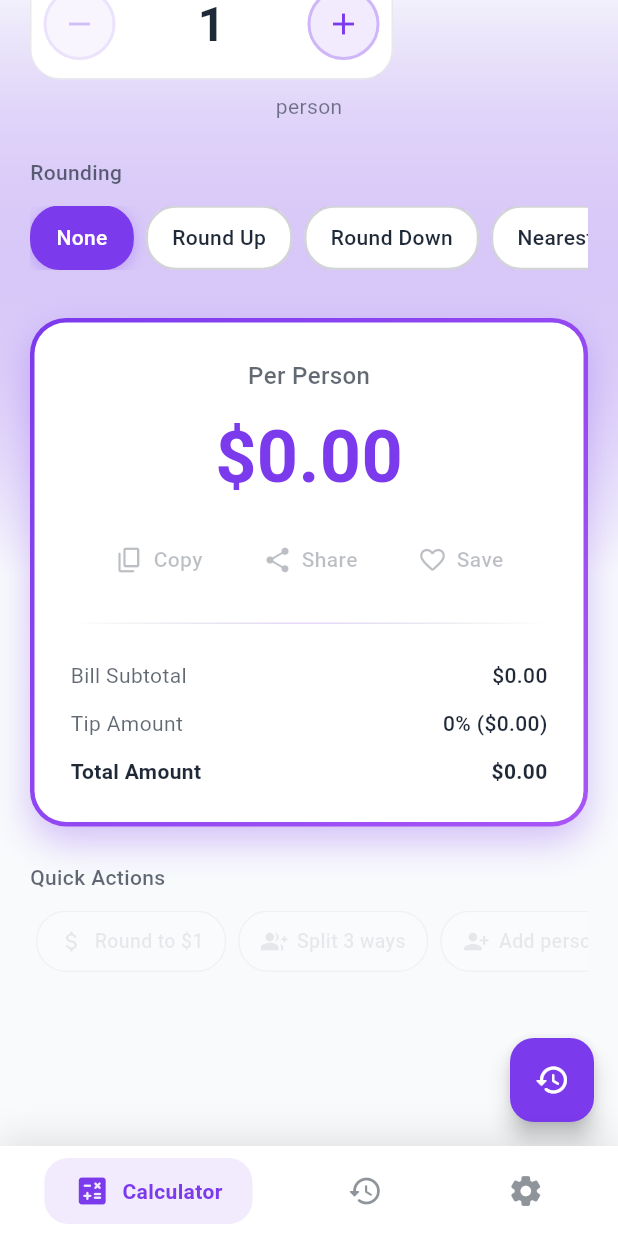
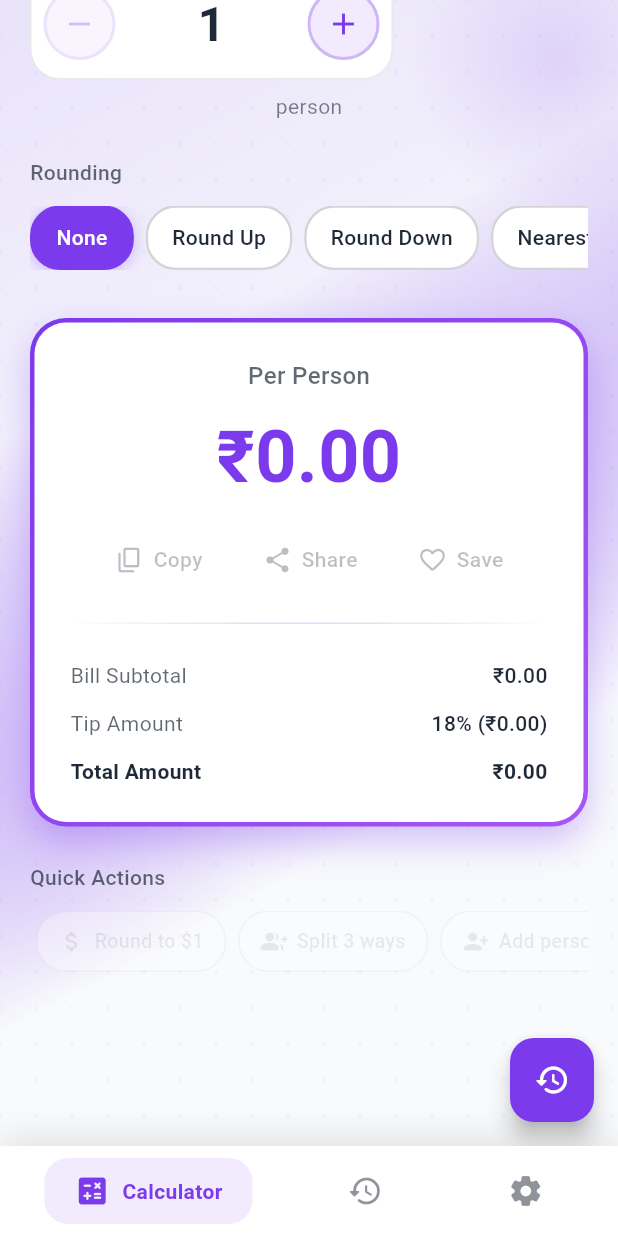
Before and after one commit to govindtank/flutter-tip-calculator, a Flutter app: the screen it shows after launch, scrolled down 402 dp, on a phone screen of 412 x 824 dp. Run offline on Flutter 3.47's test engine with Material 3 defaults, Android fonts, the phone set to English and light mode, and no system bars; our stand-ins replace share_plus, shared_preferences.

Commit message:
feat: INR default, 0% tip, decorative background, settings button fix, always-show results
- Default currency changed from USD to INR (₹)
- Added 0% tip preset + slider min updated to 0%
- Settings button now properly navigates to settings tab
- Results card always visible (even at ₹0 bill)
- Added rich 4-layer background: gradient, floating radial circles, dot grid

```diff
--- a/lib/models/app_settings.dart
+++ b/lib/models/app_settings.dart
@@ -13,7 +13,7 @@
     this.themeId = 'violet',
     this.defaultTipPercentage = 18,
     this.defaultNumberOfPeople = 1,
-    this.defaultCurrencyCode = 'USD',
+    this.defaultCurrencyCode = 'INR',
     this.defaultRounding = RoundingOption.none,
   });
 
@@ -52,7 +52,7 @@
       themeId: json['themeId'] as String? ?? 'violet',
       defaultTipPercentage: json['defaultTipPercentage'] as int? ?? 18,
       defaultNumberOfPeople: json['defaultNumberOfPeople'] as int? ?? 1,
-      defaultCurrencyCode: json['defaultCurrencyCode'] as String? ?? 'USD',
+      defaultCurrencyCode: json['defaultCurrencyCode'] as String? ?? 'INR',
       defaultRounding: RoundingOption.values[json['defaultRounding'] as int? ?? 0],
     );
   }
--- a/lib/pages/home_page.dart
+++ b/lib/pages/home_page.dart
@@ -6,11 +6,13 @@
 class HomePage extends StatefulWidget {
   final Currency currency;
   final VoidCallback onNavigateToHistory;
+  final VoidCallback onNavigateToSettings;
 
   const HomePage({
     super.key,
     required this.currency,
     required this.onNavigateToHistory,
+    required this.onNavigateToSettings,
   });
 
   @override
@@ -31,16 +33,13 @@
   }
 
   void _calculate() {
-    if (_billAmount > 0) {
+    // Always calculate — show results even when bill is 0
     _calculation = TipCalculation.calculate(
       billAmount: _billAmount,
       tipPercentage: _tipPercentage,
       numberOfPeople: _numberOfPeople,
       rounding: _rounding,
     );
-    } else {
-      _calculation = null;
-    }
     setState(() {});
   }
 
@@ -78,19 +77,73 @@
     final primaryColor = theme.colorScheme.primary;
 
     return Scaffold(
-      body: Container(
+      body: Stack(
+        children: [
+          // ── Layer 1: Rich gradient background ──
+          Container(
             decoration: BoxDecoration(
               gradient: LinearGradient(
-            begin: Alignment.topCenter,
-            end: Alignment.bottomCenter,
+                begin: Alignment.topLeft,
+                end: Alignment.bottomRight,
+                stops: const [0.0, 0.3, 0.7, 1.0],
                 colors: [
+                  primaryColor.withOpacity(0.12),
                   primaryColor.withOpacity(0.05),
                   theme.scaffoldBackgroundColor,
                   theme.scaffoldBackgroundColor,
                 ],
               ),
             ),
-        child: SafeArea(
+          ),
+
+          // ── Layer 2: Decorative floating circles ──
+          Positioned(
+            top: -60,
+            right: -60,
+            child: Container(
+              width: 200,
+              height: 200,
+              decoration: BoxDecoration(
+                shape: BoxShape.circle,
+                gradient: RadialGradient(
+                  colors: [
+                    primaryColor.withOpacity(0.15),
+                    primaryColor.withOpacity(0.0),
+                  ],
+                ),
+              ),
+            ),
+          ),
+          Positioned(
+            bottom: 100,
+            left: -80,
+            child: Container(
+              width: 250,
+              height: 250,
+              decoration: BoxDecoration(
+                shape: BoxShape.circle,
+                gradient: RadialGradient(
+                  colors: [
+                    primaryColor.withOpacity(0.08),
+                    primaryColor.withOpacity(0.0),
+                  ],
+                ),
+              ),
+            ),
+          ),
+
+          // ── Layer 3: Subtle dot grid pattern ──
+          Positioned.fill(
+            child: Opacity(
+              opacity: 0.03,
+              child: CustomPaint(
+                painter: _DotGridPainter(color: primaryColor),
+              ),
+            ),
+          ),
+
+          // ── Layer 4: Main scrollable content ──
+          SafeArea(
             child: LayoutBuilder(
               builder: (context, constraints) {
                 final isWide = constraints.maxWidth > 600;
@@ -144,9 +197,7 @@
                                 Icons.settings_rounded,
                                 color: theme.colorScheme.onSurface.withOpacity(0.7),
                               ),
-                            onPressed: () {
-                              // Navigate to settings via parent
-                            },
+                              onPressed: widget.onNavigateToSettings,
                             ),
                           ),
                         ],
@@ -187,14 +238,12 @@
                         calculation: _calculation,
                         currency: widget.currency,
                         onSave: () {
-                        if (_calculation != null) {
                           ScaffoldMessenger.of(context).showSnackBar(
                             const SnackBar(
                               content: Text('Saved to history!'),
                               duration: Duration(seconds: 2),
                             ),
                           );
-                        }
                         },
                       ),
                       const SizedBox(height: 24),
@@ -229,6 +278,7 @@
               },
             ),
           ),
+        ],
       ),
       floatingActionButton: FloatingActionButton(
         onPressed: widget.onNavigateToHistory,
@@ -237,3 +287,28 @@
     );
   }
 }
+
+/// ── Subtle dot grid background pattern ──
+class _DotGridPainter extends CustomPainter {
+  final Color color;
+
+  _DotGridPainter({required this.color});
+
+  @override
+  void paint(Canvas canvas, Size size) {
+    final paint = Paint()
+      ..color = color
+      ..strokeWidth = 2
+      ..style = PaintingStyle.fill;
+
+    const spacing = 24.0;
+    for (double x = 0; x < size.width; x += spacing) {
+      for (double y = 0; y < size.height; y += spacing) {
+        canvas.drawCircle(Offset(x, y), 1.5, paint);
+      }
+    }
+  }
+
+  @override
+  bool shouldRepaint(_DotGridPainter oldDelegate) => false;
+}
--- a/lib/pages/main_shell.dart
+++ b/lib/pages/main_shell.dart
@@ -67,6 +67,7 @@
               key: const ValueKey('home'),
               currency: widget.currency,
               onNavigateToHistory: () => setState(() => _currentIndex = 1),
+              onNavigateToSettings: () => setState(() => _currentIndex = 2),
             ),
             HistoryPage(
               key: const ValueKey('history'),
```
Also changed, not shown: lib/widgets/tip_preset_selector.dart (+5 -5 lines). Lines whose indentation alone changed are shown as unchanged.
